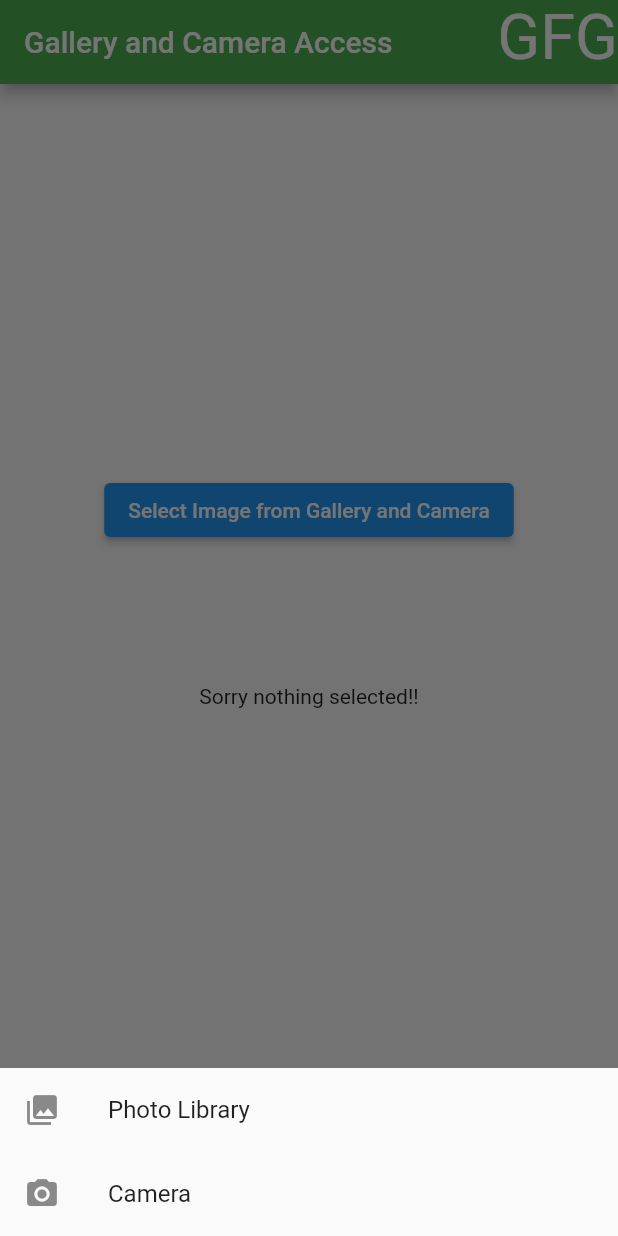
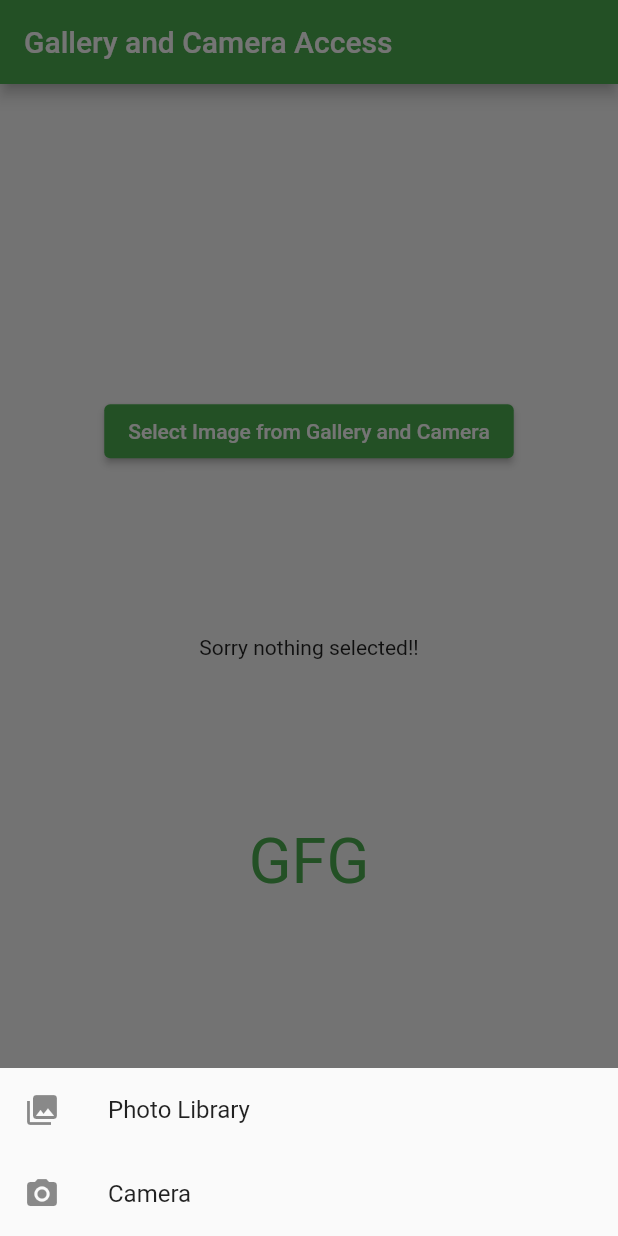
Before and after one commit to flutterwings304/image_selector_from_camera_gallery_flutter_template, a Flutter app: the screen it shows after launch, after a tap on "Select Image from Gallery and Camera", on a phone screen of 412 x 824 dp. Run offline on Flutter 3.47's test engine with Material 2 defaults, Android fonts, the phone set to English and light mode, and no system bars; our stand-ins replace image_picker.

Commit message:
green theme added

```diff
--- a/lib/main.dart
+++ b/lib/main.dart
@@ -4,14 +4,17 @@ import 'package:flutter/material.dart';
 import 'package:image_picker/image_picker.dart';
 
 void main() {
-  runApp(MyApp());
+  runApp(const MyApp());
 }
 
 class MyApp extends StatelessWidget {
+  const MyApp({super.key});
+
   @override
   Widget build(BuildContext context) {
-    return const MaterialApp(
-      home: GalleryAccess(),
+    return MaterialApp(
+      theme: ThemeData(primaryColor: Colors.green),
+      home: const GalleryAccess(),
       debugShowCheckedModeBanner: false,
     );
   }
@@ -35,12 +38,7 @@ class _GalleryAccessState extends State<GalleryAccess> {
       appBar: AppBar(
         title: const Text('Gallery and Camera Access'),
         backgroundColor: Colors.green,
-        actions: const [
-          Text(
-            "GFG",
-            textScaleFactor: 3,
-          )
-        ],
+        actions: const [],
       ),
       body: Builder(
         builder: (BuildContext context) {
@@ -49,10 +47,15 @@ class _GalleryAccessState extends State<GalleryAccess> {
               mainAxisAlignment: MainAxisAlignment.center,
               children: [
                 ElevatedButton(
+                  style: ButtonStyle(
+                      backgroundColor: MaterialStateProperty.all(Colors.green)),
                   child: const Text('Select Image from Gallery and Camera'),
                   onPressed: () {
                     _showPicker(context: context);
                   },
+                ),
+                const SizedBox(
+                  height: 20,
                 ),
                 SizedBox(
                   height: 200.0,
@@ -60,6 +63,14 @@ class _GalleryAccessState extends State<GalleryAccess> {
                   child: galleryFile == null
                       ? const Center(child: Text('Sorry nothing selected!!'))
                       : Center(child: Image.file(galleryFile!)),
+                ),
+                const Padding(
+                  padding: EdgeInsets.symmetric(vertical: 18.0),
+                  child: Text(
+                    "GFG",
+                    textScaleFactor: 3,
+                    style: TextStyle(color: Colors.green),
+                  ),
                 )
               ],
             ),
```
